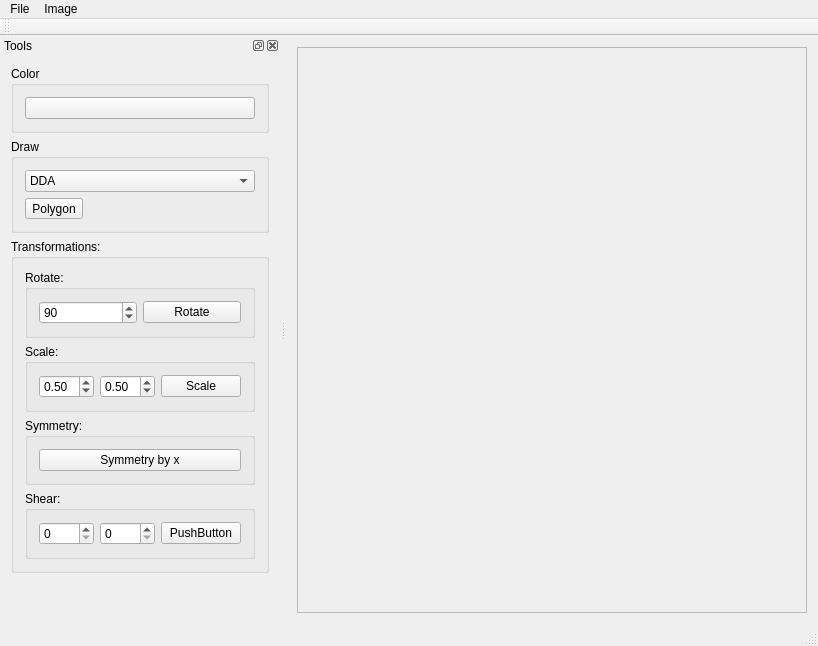
Before: the Qt Designer form src/ImageViewer.ui in maroslastik/Image_Viewer, drawn with Qt 5.
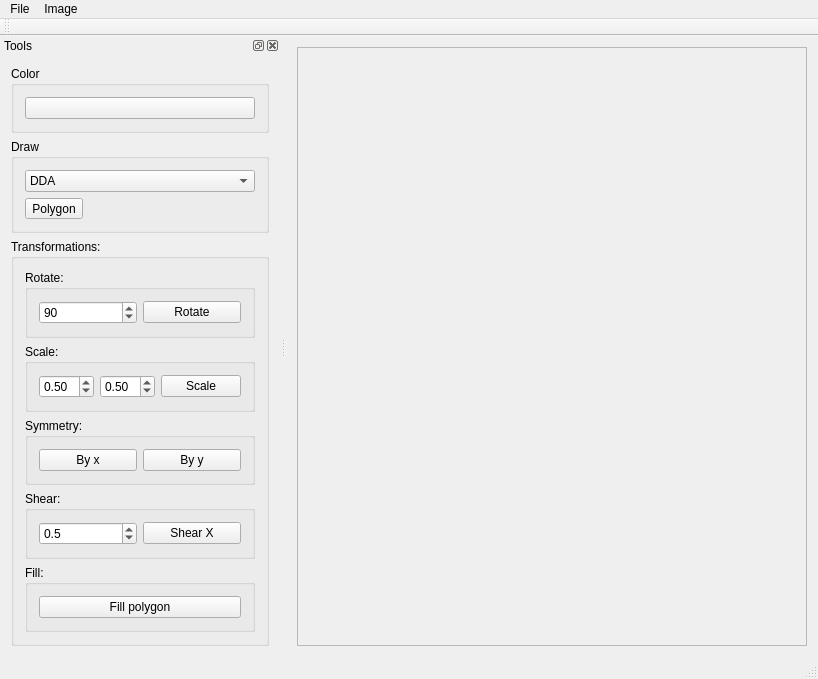
After: the same form once the commit is applied.

Commit message: trimming (almost) ok,transformations -shear done

```diff
--- a/src/ImageViewer.ui
+++ b/src/ImageViewer.ui
@@ -223,7 +223,14 @@
            <item>
             <widget class="QPushButton" name="pushButton_3">
              <property name="text">
-              <string>Symmetry by x</string>
+              <string>By x</string>
+             </property>
+            </widget>
+           </item>
+           <item>
+            <widget class="QPushButton" name="symmY">
+             <property name="text">
+              <string>By y</string>
              </property>
             </widget>
            </item>
@@ -237,15 +244,44 @@
           </property>
           <layout class="QHBoxLayout" name="horizontalLayout_5">
            <item>
-            <widget class="QSpinBox" name="spinBox_4"/>
+            <widget class="QDoubleSpinBox" name="shearDX">
+             <property name="decimals">
+              <number>1</number>
+             </property>
+             <property name="minimum">
+              <double>-2.000000000000000</double>
+             </property>
+             <property name="maximum">
+              <double>2.000000000000000</double>
+             </property>
+             <property name="singleStep">
+              <double>0.100000000000000</double>
+             </property>
+             <property name="value">
+              <double>0.500000000000000</double>
+             </property>
+            </widget>
            </item>
            <item>
-            <widget class="QSpinBox" name="spinBox_3"/>
+            <widget class="QPushButton" name="shearDXbutton">
+             <property name="text">
+              <string>Shear X</string>
+             </property>
+            </widget>
            </item>
+          </layout>
+         </widget>
+        </item>
+        <item>
+         <widget class="QGroupBox" name="groupBox_8">
+          <property name="title">
+           <string>Fill:</string>
+          </property>
+          <layout class="QHBoxLayout" name="horizontalLayout_6">
            <item>
-            <widget class="QPushButton" name="pushButton_4">
+            <widget class="QPushButton" name="pushButton">
              <property name="text">
-              <string>PushButton</string>
+              <string>Fill polygon</string>
              </property>
             </widget>
            </item>
```
Left out of the diff: 2 changed lines with no effect on the pictures. The commit also changes 4 other files.
